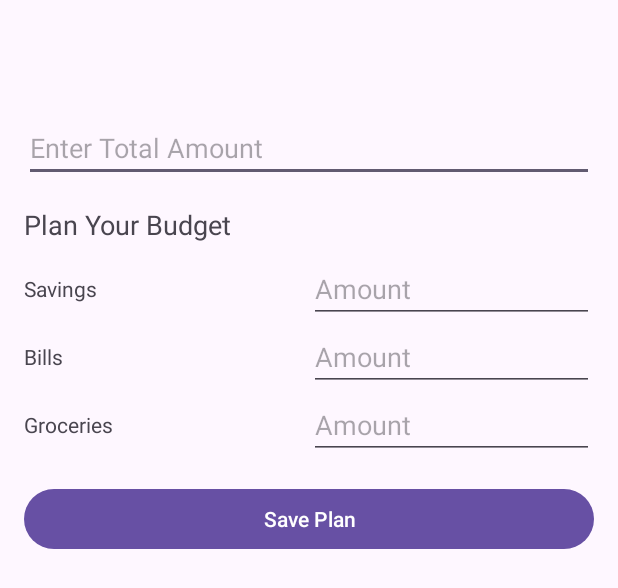
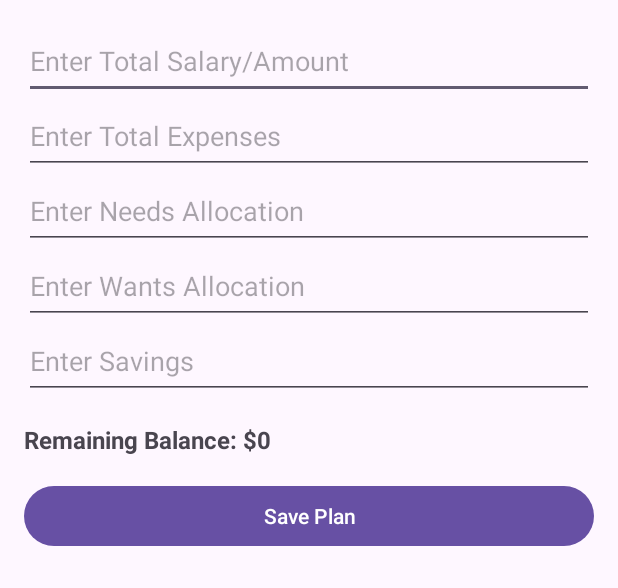
Before and after one commit to 04shubham7/Money_Flow, an Android app: the layout fragment_plan.xml on its own in the app's theme, with its tools: preview values and no code run, on a phone screen of 412 x 824 dp. Shown: the top 588 px of the screen. Run offline under Robolectric (Android 15) with nearby library versions, the light colour scheme and no system bars.

Commit message:
finance_planning.kt but not working ui is done but save plan button isnt working

```diff
--- a/app/build.gradle.kts
+++ b/app/build.gradle.kts
@@ -51,7 +51,10 @@ dependencies {
     implementation(libs.androidx.lifecycle.viewmodel.ktx)
     implementation(libs.androidx.navigation.fragment.ktx)
     implementation(libs.androidx.navigation.ui.ktx)
+    implementation(libs.firebase.firestore.ktx)
     testImplementation(libs.junit)
     androidTestImplementation(libs.androidx.junit)
     androidTestImplementation(libs.androidx.espresso.core)
+    implementation ("com.google.firebase:firebase-auth:22.1.0")
+    implementation ("com.google.firebase:firebase-firestore:24.5.0")
 }
--- a/app/src/main/AndroidManifest.xml
+++ b/app/src/main/AndroidManifest.xml
@@ -13,7 +13,9 @@
         android:roundIcon="@mipmap/ic_launcher_round"
         android:supportsRtl="true"
         android:theme="@style/Theme.Money_Flow"
-        tools:targetApi="31">
+        tools:targetApi="31"
+        android:enableOnBackInvokedCallback="true"
+        >
         <activity
             android:name=".HomeActivity"
             android:exported="false"
--- a/app/src/main/java/com/example/money_flow/User1.kt
+++ b/app/src/main/java/com/example/money_flow/User1.kt
@@ -5,5 +5,7 @@ data class User1(val name: String,
                  val username: String?,
                  val password: String?
 ){
-
+companion object{
+    var username:String?=null
 }
+}
--- a/app/src/main/res/layout/fragment_plan.xml
+++ b/app/src/main/res/layout/fragment_plan.xml
@@ -1,109 +1,65 @@
-<ScrollView
+<LinearLayout
     xmlns:android="http://schemas.android.com/apk/res/android"
     android:layout_width="match_parent"
     android:layout_height="match_parent"
-    android:layout_marginTop="40dp">
+    android:orientation="vertical"
+    android:padding="16dp">
 
-    <LinearLayout
+    <!-- Input for Total Salary -->
+    <EditText
+        android:id="@+id/input_total_salary"
+        android:layout_width="match_parent"
+        android:layout_height="50dp"
+        android:hint="Enter Total Salary/Amount"
+        android:inputType="number" />
+
+    <!-- Input for Total Expenses -->
+    <EditText
+        android:id="@+id/input_total_expenses"
+        android:layout_width="match_parent"
+        android:layout_height="50dp"
+        android:hint="Enter Total Expenses"
+        android:inputType="number" />
+
+    <!-- Input for Needs Allocation -->
+    <EditText
+        android:id="@+id/input_needs"
+        android:layout_width="match_parent"
+        android:layout_height="50dp"
+        android:hint="Enter Needs Allocation"
+        android:inputType="number" />
+
+    <!-- Input for Wants Allocation -->
+    <EditText
+        android:id="@+id/input_wants"
+        android:layout_width="match_parent"
+        android:layout_height="50dp"
+        android:hint="Enter Wants Allocation"
+        android:inputType="number" />
+
+    <!-- Input for Savings -->
+    <EditText
+        android:id="@+id/input_savings"
+        android:layout_width="match_parent"
+        android:layout_height="50dp"
+        android:hint="Enter Savings"
+        android:inputType="number" />
+
+    <!-- Display Remaining Balance -->
+    <TextView
+        android:id="@+id/text_remaining_balance"
         android:layout_width="match_parent"
         android:layout_height="wrap_content"
-        android:orientation="vertical"
-        android:padding="16dp"
-        android:layout_marginTop="20dp">
+        android:layout_marginTop="16dp"
+        android:text="Remaining Balance: $0"
+        android:textSize="16sp"
+        android:textStyle="bold" />
 
-        <EditText
-            android:id="@+id/et_total_amount"
-            android:layout_width="match_parent"
-            android:layout_height="wrap_content"
-            android:hint="Enter Total Amount"
-            android:inputType="numberDecimal" />
-
-        <TextView
-            android:layout_width="match_parent"
-            android:layout_height="wrap_content"
-            android:text="Plan Your Budget"
-            android:textSize="18sp"
-            android:layout_marginTop="16dp" />
-
-        <LinearLayout
-            android:layout_width="match_parent"
-            android:layout_height="wrap_content"
-            android:orientation="horizontal"
-            android:gravity="center_vertical"
-            android:layout_marginTop="8dp">
-
-            <TextView
-                android:layout_width="0dp"
-                android:layout_height="wrap_content"
-                android:layout_weight="1"
-                android:text="Savings" />
-
-            <EditText
-                android:id="@+id/et_savings"
-                android:layout_width="0dp"
-                android:layout_height="wrap_content"
-                android:layout_weight="1"
-                android:inputType="numberDecimal"
-                android:hint="Amount" />
-        </LinearLayout>
-
-        <LinearLayout
-            android:layout_width="match_parent"
-            android:layout_height="wrap_content"
-            android:orientation="horizontal"
-            android:gravity="center_vertical">
-
-            <TextView
-                android:layout_width="0dp"
-                android:layout_height="wrap_content"
-                android:layout_weight="1"
-                android:text="Bills" />
-
-            <EditText
-                android:id="@+id/et_bills"
-                android:layout_width="0dp"
-                android:layout_height="wrap_content"
-                android:layout_weight="1"
-                android:inputType="numberDecimal"
-                android:hint="Amount" />
-        </LinearLayout>
-
-        <LinearLayout
-            android:layout_width="match_parent"
-            android:layout_height="wrap_content"
-            android:orientation="horizontal"
-            android:gravity="center_vertical">
-
-            <TextView
-                android:layout_width="0dp"
-                android:layout_height="wrap_content"
-                android:layout_weight="1"
-                android:text="Groceries" />
-
-            <EditText
-                android:id="@+id/et_groceries"
-                android:layout_width="0dp"
-                android:layout_height="wrap_content"
-                android:layout_weight="1"
-                android:inputType="numberDecimal"
-                android:hint="Amount" />
-        </LinearLayout>
-
-        <Button
-            android:id="@+id/btn_save_plan"
-            android:layout_width="match_parent"
-            android:layout_height="wrap_content"
-            android:text="Save Plan"
-            android:layout_marginTop="16dp" />
-
-        <TextView
-            android:id="@+id/tv_error_message"
-            android:layout_width="match_parent"
-            android:layout_height="wrap_content"
-            android:text=""
-            android:textColor="@android:color/holo_red_dark"
-            android:visibility="gone"
-            android:layout_marginTop="8dp" />
-
-    </LinearLayout>
-</ScrollView>
+    <!-- Save Button -->
+    <Button
+        android:id="@+id/button_save_plan"
+        android:layout_width="match_parent"
+        android:layout_height="wrap_content"
+        android:layout_marginTop="16dp"
+        android:text="Save Plan" />
+</LinearLayout>
--- a/app/src/main/res/navigation/mobile_navigation.xml
+++ b/app/src/main/res/navigation/mobile_navigation.xml
@@ -13,7 +13,7 @@
 
     <fragment
         android:id="@+id/nav_Fplan"
-        android:name="com.example.money_flow.ui.gallery.GalleryFragment"
+        android:name="com.example.money_flow.ui.gallery.PlanFragment"
         android:label="Finance Planning"
         tools:layout="@layout/fragment_plan" />
 
--- a/gradle/libs.versions.toml
+++ b/gradle/libs.versions.toml
@@ -15,6 +15,8 @@ lifecycleLivedataKtx = "2.8.7"
 lifecycleViewmodelKtx = "2.8.7"
 navigationFragmentKtx = "2.8.5"
 navigationUiKtx = "2.8.5"
+firebaseFirestoreKtx = "25.1.1"
+firebaseFirestore = "25.1.1"
 
 [libraries]
 androidx-core-ktx = { group = "androidx.core", name = "core-ktx", version.ref = "coreKtx" }
@@ -30,6 +32,8 @@ androidx-lifecycle-livedata-ktx = { group = "androidx.lifecycle", name = "lifecy
 androidx-lifecycle-viewmodel-ktx = { group = "androidx.lifecycle", name = "lifecycle-viewmodel-ktx", version.ref = "lifecycleViewmodelKtx" }
 androidx-navigation-fragment-ktx = { group = "androidx.navigation", name = "navigation-fragment-ktx", version.ref = "navigationFragmentKtx" }
 androidx-navigation-ui-ktx = { group = "androidx.navigation", name = "navigation-ui-ktx", version.ref = "navigationUiKtx" }
+firebase-firestore-ktx = { group = "com.google.firebase", name = "firebase-firestore-ktx", version.ref = "firebaseFirestoreKtx" }
+firebase-firestore = { group = "com.google.firebase", name = "firebase-firestore", version.ref = "firebaseFirestore" }
 
 [plugins]
 android-application = { id = "com.android.application", version.ref = "agp" }
```
Also changed, not shown: app/src/main/java/com/example/money_flow/FirebaseHelper.kt (added, +62 -0 lines), app/src/main/java/com/example/money_flow/MyApplication.kt (added, +11 -0 lines), app/src/main/java/com/example/money_flow/ui/gallery/GalleryFragment.kt (deleted, +0 -42 lines), app/src/main/java/com/example/money_flow/ui/gallery/GalleryViewModel.kt (deleted, +0 -13 lines), app/src/main/java/com/example/money_flow/ui/gallery/PlanFragment.kt (added, +68 -0 lines), app/src/main/java/com/example/money_flow/ui/slideshow/SlideshowFragment.kt (+4 -3 lines).
